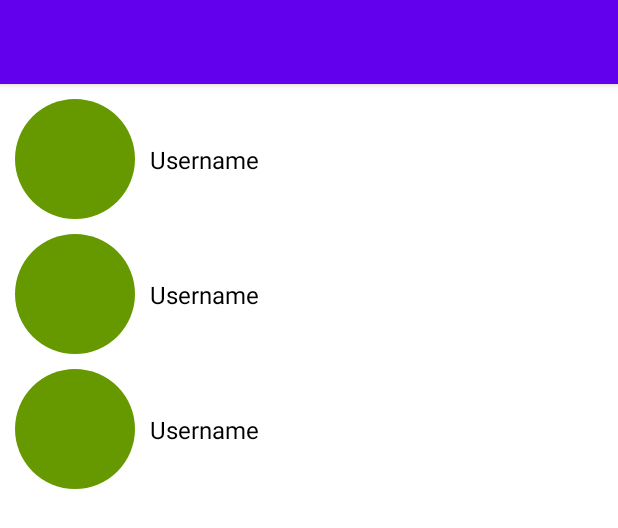
After one commit to ilhamhendrop/greenchat, an Android app: the layout activity_new_message.xml on its own in the app's theme, with its tools: preview values and no code run, on a phone screen of 412 x 824 dp. The commit adds this screen. Shown: the top 528 px of the screen. Run offline under Robolectric (Android 15) with nearby library versions, the phone set to English and light mode, and no system bars.

Commit message:
listUser

```diff
--- a/greenchat/app/build.gradle
+++ b/greenchat/app/build.gradle
@@ -47,6 +47,8 @@ dependencies {
     implementation 'com.google.firebase:firebase-auth:20.0.1'
     implementation 'com.google.firebase:firebase-storage:19.2.0'
     implementation 'com.google.firebase:firebase-database:19.5.1'
+    implementation 'com.github.bumptech.glide:glide:4.11.0'
+    implementation "com.xwray:groupie:2.8.1"
 
     testImplementation 'junit:junit:4.13.1'
     androidTestImplementation 'androidx.test.ext:junit:1.1.2'
--- /dev/null
+++ b/greenchat/app/src/main/res/drawable/ic_message.xml
@@ -0,0 +1,5 @@
+<vector android:height="24dp" android:tint="#FFFFFF"
+    android:viewportHeight="24" android:viewportWidth="24"
+    android:width="24dp" xmlns:android="http://schemas.android.com/apk/res/android">
+    <path android:fillColor="@android:color/white" android:pathData="M20,2L4,2c-1.1,0 -1.99,0.9 -1.99,2L2,22l4,-4h14c1.1,0 2,-0.9 2,-2L22,4c0,-1.1 -0.9,-2 -2,-2zM18,14L6,14v-2h12v2zM18,11L6,11L6,9h12v2zM18,8L6,8L6,6h12v2z"/>
+</vector>
--- /dev/null
+++ b/greenchat/app/src/main/res/drawable/ic_signout.xml
@@ -0,0 +1,5 @@
+<vector android:height="24dp" android:tint="#FFFFFF"
+    android:viewportHeight="24" android:viewportWidth="24"
+    android:width="24dp" xmlns:android="http://schemas.android.com/apk/res/android">
+    <path android:fillColor="@android:color/white" android:pathData="M11,7L9.6,8.4l2.6,2.6H2v2h10.2l-2.6,2.6L11,17l5,-5L11,7zM20,19h-8v2h8c1.1,0 2,-0.9 2,-2V5c0,-1.1 -0.9,-2 -2,-2h-8v2h8V19z"/>
+</vector>
--- a/greenchat/app/src/main/res/layout/activity_login.xml
+++ b/greenchat/app/src/main/res/layout/activity_login.xml
@@ -5,13 +5,13 @@
     android:layout_width="match_parent"
     android:layout_height="match_parent"
     android:background="@android:color/holo_green_light"
-    tools:context=".ui.activity.LoginActivity">
+    tools:context=".ui.activity.login.LoginActivity">
 
     <EditText
         android:id="@+id/edEmail"
         android:layout_width="300dp"
         android:layout_height="wrap_content"
-        android:hint="@string/username"
+        android:hint="@string/email"
         android:background="@drawable/rounded_edittext"
         android:inputType="textEmailAddress"
         android:padding="8dp"
--- /dev/null
+++ b/greenchat/app/src/main/res/layout/activity_new_message.xml
@@ -0,0 +1,38 @@
+<?xml version="1.0" encoding="utf-8"?>
+<androidx.constraintlayout.widget.ConstraintLayout xmlns:android="http://schemas.android.com/apk/res/android"
+    xmlns:app="http://schemas.android.com/apk/res-auto"
+    xmlns:tools="http://schemas.android.com/tools"
+    android:layout_width="match_parent"
+    android:layout_height="match_parent"
+    tools:context=".ui.activity.message.NewMessageActivity">
+
+    <com.google.android.material.appbar.AppBarLayout
+        android:id="@+id/appBar"
+        android:layout_width="match_parent"
+        android:layout_height="wrap_content"
+        app:layout_constraintTop_toTopOf="parent"
+        app:layout_constraintLeft_toLeftOf="parent"
+        app:layout_constraintRight_toRightOf="parent">
+
+        <androidx.appcompat.widget.Toolbar
+            android:id="@+id/toolbar"
+            android:layout_width="match_parent"
+            android:layout_height="?attr/actionBarSize"
+            android:background="?attr/colorPrimary"
+            app:titleTextColor="@android:color/white"
+            app:popupTheme="@style/Theme.GreenChat.PopupOverlay"
+            />
+
+    </com.google.android.material.appbar.AppBarLayout>
+
+
+    <androidx.recyclerview.widget.RecyclerView
+        android:id="@+id/rvUser"
+        android:layout_width="match_parent"
+        android:layout_height="677dp"
+        app:layout_constraintTop_toBottomOf="@id/appBar"
+        app:layout_constraintLeft_toLeftOf="@id/appBar"
+        app:layout_constraintRight_toRightOf="@id/appBar"
+        tools:listitem="@layout/item_user"/>
+
+</androidx.constraintlayout.widget.ConstraintLayout>
--- a/greenchat/app/src/main/res/layout/activity_register.xml
+++ b/greenchat/app/src/main/res/layout/activity_register.xml
@@ -6,7 +6,7 @@
     android:layout_height="match_parent"
     android:padding="8dp"
     android:background="@android:color/holo_green_light"
-    tools:context=".ui.activity.RegisterActivity">
+    tools:context=".ui.activity.register.RegisterActivity">
 
     <ScrollView
         android:layout_width="match_parent"
--- /dev/null
+++ b/greenchat/app/src/main/res/layout/item_user.xml
@@ -0,0 +1,30 @@
+<?xml version="1.0" encoding="utf-8"?>
+<androidx.constraintlayout.widget.ConstraintLayout xmlns:android="http://schemas.android.com/apk/res/android"
+    android:layout_width="match_parent"
+    android:layout_height="wrap_content"
+    xmlns:app="http://schemas.android.com/apk/res-auto">
+
+    <de.hdodenhof.circleimageview.CircleImageView
+        android:id="@+id/imgPhoto"
+        android:layout_width="80dp"
+        android:layout_height="80dp"
+        android:layout_marginTop="10dp"
+        android:layout_marginStart="10dp"
+        android:src="@android:color/holo_green_dark"
+        app:layout_constraintTop_toTopOf="parent"
+        app:layout_constraintLeft_toLeftOf="parent" />
+
+    <TextView
+        android:id="@+id/txtUser"
+        android:layout_width="wrap_content"
+        android:layout_height="wrap_content"
+        android:text="@string/username"
+        android:textColor="@android:color/black"
+        android:textSize="16sp"
+        app:layout_constraintLeft_toRightOf="@id/imgPhoto"
+        app:layout_constraintTop_toTopOf="@id/imgPhoto"
+        app:layout_constraintBottom_toBottomOf="@id/imgPhoto"
+        android:layout_marginStart="10dp"
+        />
+
+</androidx.constraintlayout.widget.ConstraintLayout>
--- a/greenchat/app/src/main/res/values/strings.xml
+++ b/greenchat/app/src/main/res/values/strings.xml
@@ -7,4 +7,6 @@
     <string name="already_have_an_account">Already have an Account ?</string>
     <string name="login">Login</string>
     <string name="select_photo">Select Photo</string>
+    <string name="signout">Signout</string>
+    <string name="message">Message</string>
 </resources>
```
Also changed, not shown: greenchat/app/src/main/AndroidManifest.xml (+10 -3 lines), greenchat/app/src/main/java/com/greensoft/greenchat/adapter/model/User.kt (renamed from greenchat/app/src/main/java/com/greensoft/greenchat/adapter/User.kt, +4 -3 lines), greenchat/app/src/main/java/com/greensoft/greenchat/adapter/viewadapter/UserAdapter.kt (added, +31 -0 lines), greenchat/app/src/main/java/com/greensoft/greenchat/ui/activity/login/LoginActivity.kt (renamed from greenchat/app/src/main/java/com/greensoft/greenchat/ui/activity/LoginActivity.kt, +7 -1 lines), greenchat/app/src/main/java/com/greensoft/greenchat/ui/activity/message/MessagesActivity.kt (added, +55 -0 lines), greenchat/app/src/main/java/com/greensoft/greenchat/ui/activity/message/NewMessageActivity.kt (added, +67 -0 lines), greenchat/app/src/main/java/com/greensoft/greenchat/ui/activity/register/RegisterActivity.kt (renamed from greenchat/app/src/main/java/com/greensoft/greenchat/ui/activity/RegisterActivity.kt, +12 -7 lines), greenchat/app/src/main/res/drawable/ic_broken_image.xml (added, +10 -0 lines), greenchat/app/src/main/res/layout/activity_messages.xml (added, +28 -0 lines), greenchat/app/src/main/res/menu/menu_messages.xml (added, +18 -0 lines).
